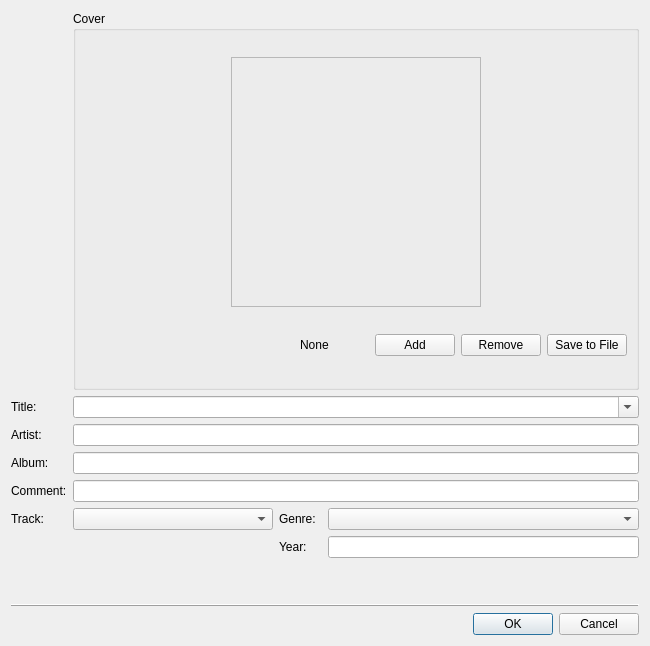
Qt form src/widget_shared/tageditpage.ui (billlin0904/xamp2) before a commit.
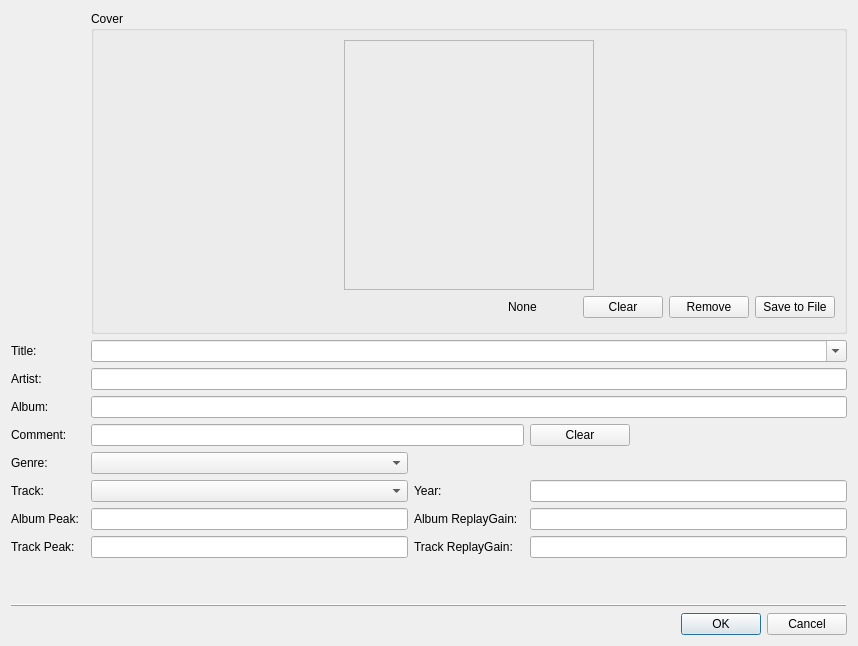
The same form after that commit.

What changed in the file:
```diff
--- a/src/widget_shared/tageditpage.ui
+++ b/src/widget_shared/tageditpage.ui
@@ -6,7 +6,7 @@
    <rect>
     <x>0</x>
     <y>0</y>
-    <width>650</width>
+    <width>858</width>
     <height>646</height>
    </rect>
   </property>
@@ -14,6 +14,88 @@
    <string>Frame</string>
   </property>
   <layout class="QGridLayout" name="gridLayout">
+   <item row="2" column="2" colspan="4">
+    <widget class="QLineEdit" name="artistLineEdit"/>
+   </item>
+   <item row="2" column="0">
+    <widget class="QLabel" name="label_2">
+     <property name="text">
+      <string>Artist:</string>
+     </property>
+    </widget>
+   </item>
+   <item row="9" column="3">
+    <widget class="QLabel" name="label_9">
+     <property name="text">
+      <string>Track ReplayGain:</string>
+     </property>
+    </widget>
+   </item>
+   <item row="8" column="0">
+    <widget class="QLabel" name="label_7">
+     <property name="text">
+      <string>Album Peak:</string>
+     </property>
+    </widget>
+   </item>
+   <item row="6" column="3">
+    <widget class="QLabel" name="label_11">
+     <property name="text">
+      <string>Year:</string>
+     </property>
+    </widget>
+   </item>
+   <item row="11" column="0" colspan="6">
+    <widget class="QFrame" name="frame">
+     <property name="frameShape">
+      <enum>QFrame::HLine</enum>
+     </property>
+     <property name="frameShadow">
+      <enum>QFrame::Raised</enum>
+     </property>
+    </widget>
+   </item>
+   <item row="9" column="2">
+    <widget class="QLineEdit" name="trackPeakLineEdit">
+     <property name="readOnly">
+      <bool>true</bool>
+     </property>
+    </widget>
+   </item>
+   <item row="6" column="5">
+    <widget class="QLineEdit" name="yearLineEdit"/>
+   </item>
+   <item row="3" column="2" colspan="4">
+    <widget class="QLineEdit" name="albumLineEdit"/>
+   </item>
+   <item row="9" column="5">
+    <widget class="QLineEdit" name="trackReplayGainLineEdit">
+     <property name="readOnly">
+      <bool>true</bool>
+     </property>
+    </widget>
+   </item>
+   <item row="6" column="2">
+    <widget class="QComboBox" name="trackComboBox">
+     <property name="editable">
+      <bool>false</bool>
+     </property>
+    </widget>
+   </item>
+   <item row="4" column="0" colspan="2">
+    <widget class="QLabel" name="label_4">
+     <property name="text">
+      <string>Comment:</string>
+     </property>
+    </widget>
+   </item>
+   <item row="8" column="5">
+    <widget class="QLineEdit" name="albumReplayGainLineEdit">
+     <property name="readOnly">
+      <bool>true</bool>
+     </property>
+    </widget>
+   </item>
    <item row="0" column="2" colspan="4">
     <widget class="QGroupBox" name="groupBox">
      <property name="minimumSize">
@@ -130,8 +212,14 @@
         </item>
         <item>
          <widget class="QPushButton" name="addImageFileButton">
+          <property name="maximumSize">
+           <size>
+            <width>100</width>
+            <height>16777215</height>
+           </size>
+          </property>
           <property name="text">
-           <string>Add</string>
+           <string>Clear</string>
           </property>
          </widget>
         </item>
@@ -154,48 +242,7 @@
      </layout>
     </widget>
    </item>
-   <item row="6" column="5">
-    <widget class="QLineEdit" name="yearLineEdit"/>
-   </item>
-   <item row="9" column="5">
-    <widget class="QDialogButtonBox" name="buttonBox">
-     <property name="standardButtons">
-      <set>QDialogButtonBox::Cancel|QDialogButtonBox::Ok</set>
-     </property>
-    </widget>
-   </item>
-   <item row="5" column="0" colspan="2">
-    <widget class="QLabel" name="label_5">
-     <property name="text">
-      <string>Track:</string>
-     </property>
-    </widget>
-   </item>
-   <item row="6" column="3" colspan="2">
-    <widget class="QLabel" name="label_8">
-     <property name="text">
-      <string>Year:</string>
-     </property>
-    </widget>
-   </item>
-   <item row="3" column="0">
-    <widget class="QLabel" name="label_3">
-     <property name="text">
-      <string>Album:</string>
-     </property>
-    </widget>
-   </item>
-   <item row="1" column="2" colspan="4">
-    <widget class="QComboBox" name="titleComboBox">
-     <property name="editable">
-      <bool>true</bool>
-     </property>
-    </widget>
-   </item>
-   <item row="3" column="2" colspan="4">
-    <widget class="QLineEdit" name="albumLineEdit"/>
-   </item>
-   <item row="7" column="0">
+   <item row="10" column="0">
     <spacer name="verticalSpacer">
      <property name="orientation">
       <enum>Qt::Vertical</enum>
@@ -211,17 +258,24 @@
      </property>
     </spacer>
    </item>
-   <item row="4" column="0" colspan="2">
-    <widget class="QLabel" name="label_4">
+   <item row="8" column="3">
+    <widget class="QLabel" name="label_8">
      <property name="text">
-      <string>Comment:</string>
+      <string>Album ReplayGain:</string>
      </property>
     </widget>
    </item>
-   <item row="5" column="3">
-    <widget class="QLabel" name="label_6">
-     <property name="text">
-      <string>Genre:</string>
+   <item row="1" column="2" colspan="4">
+    <widget class="QComboBox" name="titleComboBox">
+     <property name="editable">
+      <bool>true</bool>
+     </property>
+    </widget>
+   </item>
+   <item row="12" column="5">
+    <widget class="QDialogButtonBox" name="buttonBox">
+     <property name="standardButtons">
+      <set>QDialogButtonBox::Cancel|QDialogButtonBox::Ok</set>
      </property>
     </widget>
    </item>
@@ -232,48 +286,57 @@
      </property>
     </widget>
    </item>
-   <item row="4" column="2" colspan="4">
-    <widget class="QLineEdit" name="commentLineEdit"/>
+   <item row="5" column="0">
+    <widget class="QLabel" name="label_6">
+     <property name="text">
+      <string>Genre:</string>
+     </property>
+    </widget>
    </item>
-   <item row="2" column="2" colspan="4">
-    <widget class="QLineEdit" name="artistLineEdit"/>
+   <item row="3" column="0">
+    <widget class="QLabel" name="label_3">
+     <property name="text">
+      <string>Album:</string>
+     </property>
+    </widget>
    </item>
-   <item row="8" column="0" colspan="6">
-    <widget class="QFrame" name="frame">
-     <property name="frameShape">
-      <enum>QFrame::HLine</enum>
+   <item row="6" column="0" colspan="2">
+    <widget class="QLabel" name="label_5">
+     <property name="text">
+      <string>Track:</string>
      </property>
-     <property name="frameShadow">
-      <enum>QFrame::Raised</enum>
+    </widget>
+   </item>
+   <item row="9" column="0">
+    <widget class="QLabel" name="label_10">
+     <property name="text">
+      <string>Track Peak:</string>
      </property>
     </widget>
    </item>
    <item row="5" column="2">
-    <widget class="QComboBox" name="trackComboBox">
-     <property name="minimumSize">
-      <size>
-       <width>200</width>
-       <height>0</height>
-      </size>
+    <widget class="QComboBox" name="genreComboBox"/>
+   </item>
+   <item row="8" column="2">
+    <widget class="QLineEdit" name="albumPeakLineEdit">
+     <property name="readOnly">
+      <bool>true</bool>
      </property>
+    </widget>
+   </item>
+   <item row="4" column="2" colspan="3">
+    <widget class="QLineEdit" name="commentLineEdit"/>
+   </item>
+   <item row="4" column="5">
+    <widget class="QPushButton" name="clearCommentButton">
      <property name="maximumSize">
       <size>
-       <width>200</width>
+       <width>100</width>
        <height>16777215</height>
       </size>
      </property>
-     <property name="editable">
-      <bool>false</bool>
-     </property>
-    </widget>
-   </item>
-   <item row="5" column="5">
-    <widget class="QComboBox" name="genreComboBox"/>
-   </item>
-   <item row="2" column="0">
-    <widget class="QLabel" name="label_2">
      <property name="text">
-      <string>Artist:</string>
+      <string>Clear</string>
      </property>
     </widget>
    </item>
```
